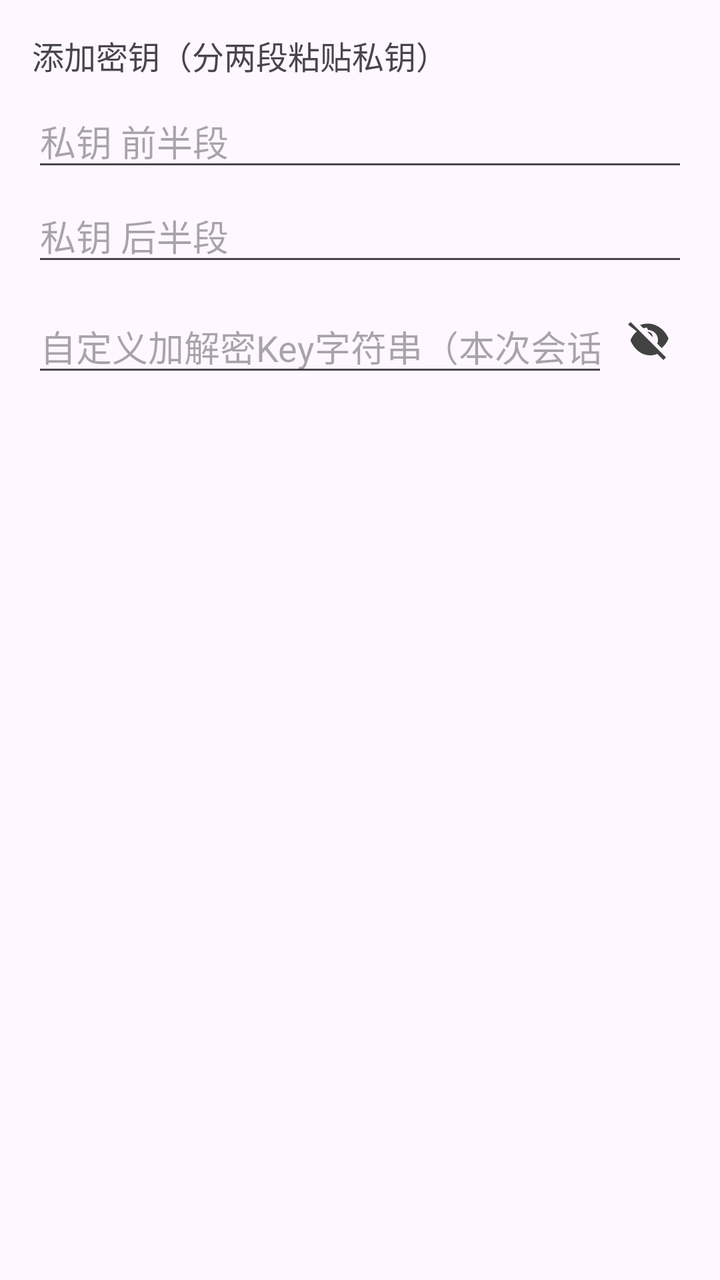
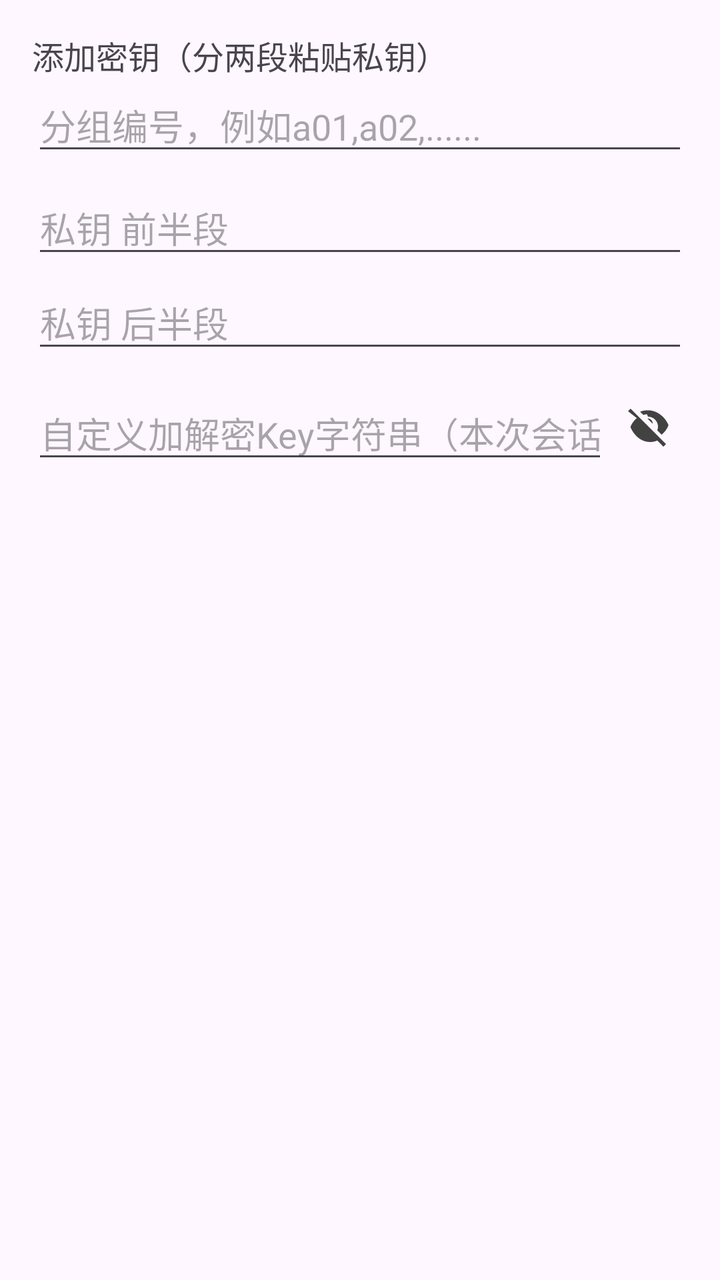

Screens rendered from an Android XML layout before and after an edit, with the pre-edit source and the edit as a unified diff.
<!-- AndroidManifest.xml: application theme Theme.WlClient -->
<!-- res/layout/dialog_add_key.xml -->
<?xml version="1.0" encoding="utf-8"?>
<LinearLayout xmlns:android="http://schemas.android.com/apk/res/android"
    android:layout_width="match_parent"
    android:layout_height="wrap_content"
    android:orientation="vertical"
    android:padding="16dp">

    <TextView
        android:layout_width="wrap_content"
        android:layout_height="wrap_content"
        android:text="添加密钥（分两段粘贴私钥）"
        android:textSize="16sp"/>

    
    <EditText
        android:id="@+id/et_pk_part1"
        android:layout_width="match_parent"
        android:layout_height="wrap_content"
        android:hint="私钥 前半段"
        android:inputType="textNoSuggestions"
        android:layout_marginTop="8dp"/>

    
    <EditText
        android:id="@+id/et_pk_part2"
        android:layout_width="match_parent"
        android:layout_height="wrap_content"
        android:hint="私钥 后半段"
        android:inputType="textNoSuggestions"
        android:layout_marginTop="4dp"/>

    
    <RelativeLayout
        android:layout_width="match_parent"
        android:layout_height="wrap_content"
        android:layout_marginTop="12dp">
        <EditText
            android:id="@+id/et_user_crypto_key"
            android:layout_width="match_parent"
            android:layout_height="wrap_content"
            android:hint="自定义加解密Key字符串（本次会话生效，不保存）"
            android:inputType="textPassword"
            android:layout_toLeftOf="@id/iv_eye_toggle"/>

        <ImageButton
            android:id="@+id/iv_eye_toggle"
            android:layout_width="40dp"
            android:layout_height="40dp"
            android:layout_alignParentEnd="true"
            android:background="?attr/selectableItemBackgroundBorderless"
            android:contentDescription="显示/隐藏密码"
            android:src="@drawable/ic_eye_off_svg"/>
    </RelativeLayout>

</LinearLayout>
<!-- resources referenced by this layout -->
<resources>
  <!-- drawable ic_eye_off_svg (drawable) -->
  <?xml version="1.0" encoding="utf-8"?>
  <vector xmlns:android="http://schemas.android.com/apk/res/android"
      android:width="24dp"
      android:height="24dp"
      android:viewportWidth="24"
      android:viewportHeight="24">
      <path
          android:fillColor="#424242"
          android:pathData="M12,7c2.76,0 5,2.24 5,5c0,0.65 -0.13,1.26 -0.36,1.83l2.19,2.19c1.51,-1.26 2.7,-2.89 3.43,-4.72c-1.73,-4.39 -6,-7.5 -10.26,-7.5c-1.4,0 -2.74,0.25 -4,0.7l1.64,1.64c0.58,-0.23 1.2,-0.34 1.86,-0.34zM2,4.27L3.28,3L21,20.72L19.73,22l-3.06,-3.06c-1.13,0.48 -2.36,0.74 -3.67,0.74c-4.32,0 -7.95,-3.11 -9.8,-7.5c0.69,-1.76 1.79,-3.3 3.19,-4.47L2,4.27zM7.53,9.8l1.55,1.55c-0.05,0.21 -0.08,0.43 -0.08,0.65c0,1.38 1.12,2.5 2.5,2.5c0.22,0 0.44,-0.03 0.65,-0.08l1.55,1.55c-0.67,0.33 -1.41,0.53 -2.2,0.53c-2.76,0 -5,-2.24 -5,-5c0,-0.79 0.2,-1.53 0.53,-2.2zM11.17,7.41l3.15,3.15l0.02,-0.16c0,-1.38 -1.12,-2.5 -2.5,-2.5l-0.17,0.01z"/>
  </vector>
  <style name="Theme.WlClient" parent="Base.Theme.WlClient" />
  <style name="Base.Theme.WlClient" parent="Theme.Material3.DayNight.NoActionBar">
          
          
      </style>
</resources>

<!-- the commit's change to res/layout/dialog_add_key.xml (unified diff, before → after) -->
@@ -10,6 +10,17 @@
         android:layout_height="wrap_content"
         android:text="添加密钥（分两段粘贴私钥）"
         android:textSize="16sp"/>
+
+    
+    <EditText
+        android:id="@+id/et_group_no"
+        android:layout_width="match_parent"
+        android:layout_height="wrap_content"
+        android:hint="分组编号，例如a01,a02,......"
+        android:maxLength="10"
+        android:inputType="textCapCharacters" />
+
+    
 
     
     <EditText
